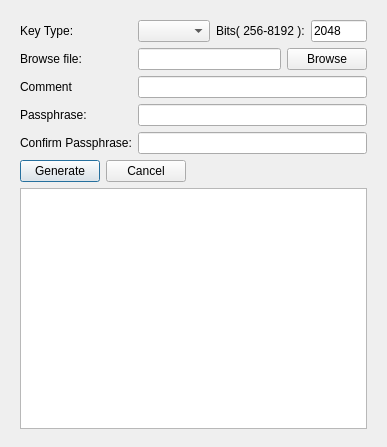
1nsidE/SSH-keygen_GUI, file mainwindow.ui: the form before one commit.
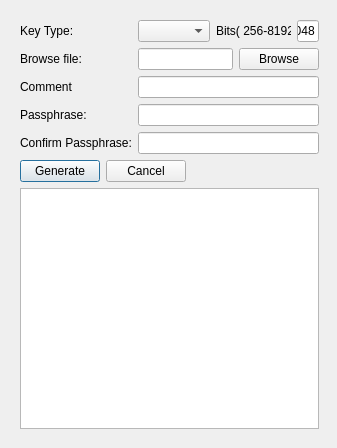
The form after the commit.

Patch:
```diff
--- a/mainwindow.ui
+++ b/mainwindow.ui
@@ -6,8 +6,8 @@
    <rect>
     <x>0</x>
     <y>0</y>
-    <width>387</width>
-    <height>447</height>
+    <width>337</width>
+    <height>448</height>
    </rect>
   </property>
   <property name="sizePolicy">
@@ -49,7 +49,7 @@
      <rect>
       <x>9</x>
       <y>9</y>
-      <width>369</width>
+      <width>321</width>
       <height>431</height>
      </rect>
     </property>
```
